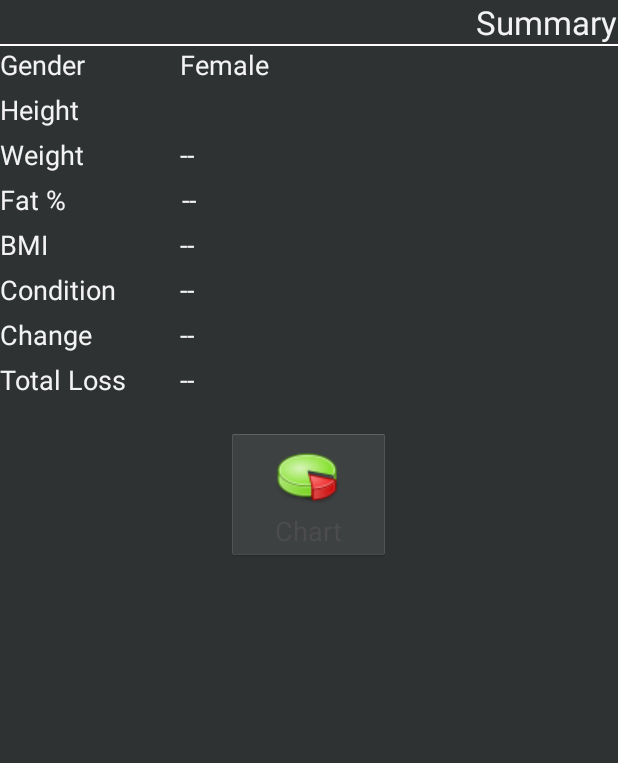
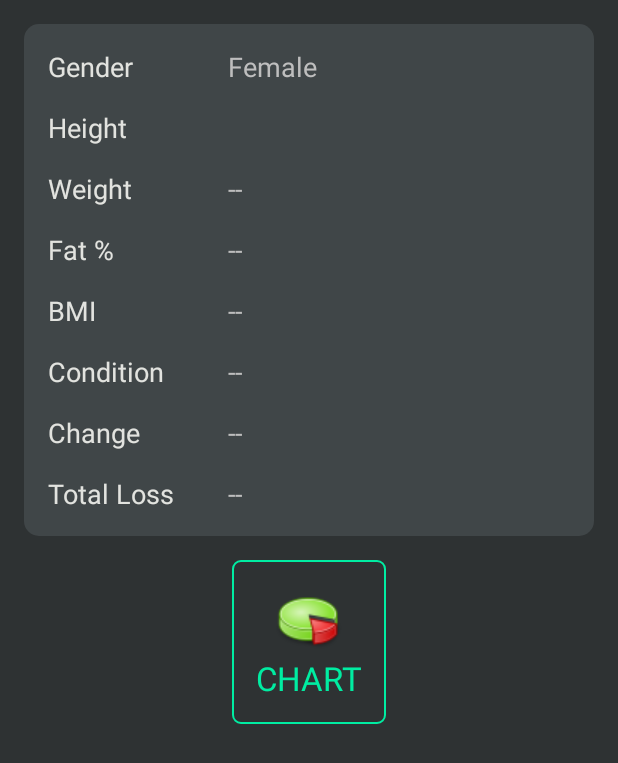
Before and after one commit to diego-said/simple_weight_control, an Android app: the UserSummaryActivity screen opened directly, with no data from a screen before it, on a phone screen of 412 x 824 dp. Shown: the top 763 px of the screen. Run offline under Robolectric (Android 15) with nearby library versions, the phone set to English and light mode, and no system bars; libraries missing offline, so code that uses them is left out: com.google.ads; 7 statements that could not run were skipped.

Commit message:
changing UI

```diff
--- a/app/src/main/res/layout/about.xml
+++ b/app/src/main/res/layout/about.xml
@@ -1,29 +1,42 @@
 <?xml version="1.0" encoding="utf-8"?>
 <ScrollView xmlns:android="http://schemas.android.com/apk/res/android"
-    android:layout_width="fill_parent"
-    android:layout_height="fill_parent"
+    android:layout_width="match_parent"
+    android:layout_height="match_parent"
     android:background="@color/bg_color">
 
     <RelativeLayout
         android:layout_width="match_parent"
         android:layout_height="match_parent"
-        android:background="@drawable/card_default"
-        android:layout_margin="16dp">
+        android:background="@color/bg_color">
+
+        <RelativeLayout
+            android:id="@+id/about"
+            android:layout_width="match_parent"
+            android:layout_height="match_parent"
+            android:layout_margin="16dp"
+            android:background="@drawable/card_default">
 
             <TextView
                 android:id="@+id/textViewAbout"
                 android:layout_width="fill_parent"
                 android:layout_height="wrap_content"
+                android:layout_alignParentTop="true"
+                android:layout_margin="16dp"
                 android:text="@string/about_content"
                 android:textColor="@color/label_text"
-            android:layout_margin="16dp"
-            android:textSize="18sp"
-            android:layout_alignParentTop="true"/>
+                android:textSize="18sp" />
 
             <View
                 android:layout_width="match_parent"
                 android:layout_height="16dp"
-            android:layout_below="@+id/textViewAbout"/>
+                android:layout_below="@+id/textViewAbout" />
+
+        </RelativeLayout>
+
+        <View
+            android:layout_width="match_parent"
+            android:layout_height="wrap_content"
+            android:layout_below="@+id/about" />
 
     </RelativeLayout>
 
--- a/app/src/main/res/layout/user_chart.xml
+++ b/app/src/main/res/layout/user_chart.xml
@@ -1,56 +1,34 @@
 <?xml version="1.0" encoding="utf-8"?>
-<LinearLayout xmlns:android="http://schemas.android.com/apk/res/android"
-    android:layout_width="fill_parent"
-    android:layout_height="fill_parent"
-    android:orientation="vertical" android:background="@color/dark_gray">
+<RelativeLayout xmlns:android="http://schemas.android.com/apk/res/android"
+    android:layout_width="match_parent"
+    android:layout_height="match_parent"
+    android:background="@color/bg_color">
 
+    <RelativeLayout
+        android:id="@+id/chart"
+        android:layout_width="match_parent"
+        android:layout_height="wrap_content"
+        android:layout_alignParentTop="true"
+        android:layout_margin="16dp"
+        android:background="@drawable/card_default">
+
+        <LinearLayout
+            android:id="@+id/linearLayoutData"
+            android:layout_width="wrap_content"
+            android:layout_height="wrap_content"
+            android:layout_alignParentTop="true"
+            android:layout_margin="16dp">
 
             <TextView
-        android:id="@+id/textView1"
-        android:layout_width="wrap_content"
-        android:layout_height="wrap_content"
-        android:layout_gravity="right"
-        android:text="@string/chart"
-        android:textAppearance="?android:attr/textAppearanceLarge" />
-
-    <LinearLayout
-        android:id="@+id/linearLayout1"
-        android:layout_width="fill_parent"
-        android:layout_height="1dp"
-        android:orientation="vertical" android:background="@color/white">
-    </LinearLayout>
-
-
-    <LinearLayout
-        android:id="@+id/linearLayout2"
-        android:layout_width="fill_parent"
-        android:layout_height="match_parent"
-        android:orientation="vertical" >
-
-        <ScrollView
-            android:id="@+id/scrollView1"
-            android:layout_width="match_parent"
-            android:layout_height="wrap_content" >
-
-            <LinearLayout
-                android:layout_width="match_parent"
-                android:layout_height="match_parent" android:orientation="vertical">
-
-
-
-                <LinearLayout
-                    android:layout_width="match_parent"
-                    android:layout_height="wrap_content" >
-
-                    <TextView
-                        android:id="@+id/textView3"
+                android:id="@+id/textViewData"
                 android:layout_width="120dp"
                 android:layout_height="wrap_content"
                 android:text="@string/data"
-                        android:textAppearance="?android:attr/textAppearanceLarge"/>
+                android:textSize="20sp"
+                android:textColor="@color/label_text"/>
 
             <RadioGroup
-                        android:id="@+id/radioGroup2"
+                android:id="@+id/radioGroupData"
                 android:layout_width="wrap_content"
                 android:layout_height="wrap_content" >
 
@@ -73,23 +51,26 @@
                     android:layout_height="wrap_content"
                     android:text="@string/fat_percentage" />
             </RadioGroup>
-
         </LinearLayout>
 
         <LinearLayout
-                    android:id="@+id/linearLayout3"
-                    android:layout_width="fill_parent"
-                    android:layout_height="wrap_content" >
+            android:id="@+id/linearLayoutTime"
+            android:layout_width="wrap_content"
+            android:layout_height="wrap_content"
+            android:layout_below="@+id/linearLayoutData"
+            android:layout_marginLeft="16dp"
+            android:layout_marginRight="16dp">
 
             <TextView
-                        android:id="@+id/textView2"
+                android:id="@+id/textViewTime"
                 android:layout_width="120dp"
                 android:layout_height="wrap_content"
                 android:text="@string/time"
-                        android:textAppearance="?android:attr/textAppearanceLarge" />
+                android:textSize="20sp"
+                android:textColor="@color/label_text"/>
 
             <RadioGroup
-                        android:id="@+id/radioGroup1"
+                android:id="@+id/radioGroupTime"
                 android:layout_width="wrap_content"
                 android:layout_height="wrap_content" >
 
@@ -115,31 +96,27 @@
             </RadioGroup>
         </LinearLayout>
 
-                <LinearLayout
-                    android:id="@+id/linearLayout8"
-                    android:layout_width="fill_parent"
-                    android:layout_height="fill_parent"
-                    android:orientation="vertical" >
+        <View
+            android:layout_width="match_parent"
+            android:layout_height="16dp"
+            android:layout_below="@+id/linearLayoutTime" />
 
-                    <LinearLayout
-                        android:id="@+id/linearLayout9"
-                        android:layout_width="fill_parent"
-                        android:layout_height="20dp"
-                        android:orientation="vertical" >
-                    </LinearLayout>
+    </RelativeLayout>
 
     <Button
         android:id="@+id/buttonConfirm"
-                        android:layout_width="110dp"
+        android:layout_width="match_parent"
         android:layout_height="wrap_content"
-                        android:layout_gravity="center"
+        android:layout_below="@+id/chart"
+        android:layout_marginBottom="16dp"
+        android:layout_marginLeft="16dp"
+        android:layout_marginRight="16dp"
+        android:background="@drawable/btn_default_selector"
         android:onClick="confirmClickHandler"
-                        android:text="@string/button_confirm" />
-                </LinearLayout>
+        android:text="@string/button_confirm"
+        android:textAllCaps="true"
+        android:textColor="@color/btn_default_text_selector"
+        android:textSize="22sp"
+        android:textStyle="normal" />
 
-            </LinearLayout>
-        </ScrollView>
-
-    </LinearLayout>
-
-</LinearLayout>
+</RelativeLayout>
--- a/app/src/main/res/layout/user_summary.xml
+++ b/app/src/main/res/layout/user_summary.xml
@@ -1,269 +1,226 @@
 <?xml version="1.0" encoding="utf-8"?>
-<LinearLayout xmlns:android="http://schemas.android.com/apk/res/android"
-    android:layout_width="fill_parent"
-    android:layout_height="fill_parent"
-    android:orientation="vertical" android:background="@color/dark_gray">
+<RelativeLayout xmlns:android="http://schemas.android.com/apk/res/android"
+    android:layout_width="match_parent"
+    android:layout_height="match_parent"
+    android:background="@color/bg_color">
 
+    <RelativeLayout
+        android:id="@+id/summary"
+        android:layout_width="match_parent"
+        android:layout_height="wrap_content"
+        android:layout_alignParentTop="true"
+        android:layout_margin="16dp"
+        android:background="@drawable/card_default">
+
+        <LinearLayout
+            android:id="@+id/linearLayoutGender"
+            android:layout_width="wrap_content"
+            android:layout_height="wrap_content"
+            android:layout_alignParentTop="true"
+            android:layout_margin="16dp">
 
             <TextView
-        android:id="@+id/textView1"
-        android:layout_width="wrap_content"
-        android:layout_height="wrap_content"
-        android:layout_gravity="right"
-        android:text="@string/summary"
-        android:textAppearance="?android:attr/textAppearanceLarge" />
-
-    <LinearLayout
-        android:id="@+id/linearLayout1"
-        android:layout_width="fill_parent"
-        android:layout_height="1dp"
-        android:orientation="vertical" android:background="@color/white">
-    </LinearLayout>
-
-    <ScrollView
-        android:id="@+id/scrollView1"
-        android:layout_width="match_parent"
-        android:layout_height="0dip"
-        android:layout_weight="0.94" >
-
-        <LinearLayout
-            android:id="@+id/linearLayout2"
-            android:layout_width="fill_parent"
-            android:layout_height="10dp"
-            android:orientation="vertical" >
-
-            <LinearLayout
-                android:id="@+id/linearLayout3"
-                android:layout_width="fill_parent"
-                android:layout_height="wrap_content" >
-
-                <TextView
-                    android:id="@+id/textView2"
+                android:id="@+id/textViewGenderLabel"
                 android:layout_width="120dp"
                 android:layout_height="wrap_content"
                 android:text="@string/gender"
-                    android:textAppearance="?android:attr/textAppearanceMedium" />
+                android:textColor="@color/label_text"
+                android:textSize="18sp" />
 
             <TextView
                 android:id="@+id/textViewGender"
-                    android:layout_width="fill_parent"
+                android:layout_width="wrap_content"
                 android:layout_height="wrap_content"
-                    android:textAppearance="?android:attr/textAppearanceMedium" />
+                android:textSize="18sp" />
         </LinearLayout>
 
         <LinearLayout
-                android:id="@+id/linearLayout4"
-                android:layout_width="fill_parent"
-                android:layout_height="5dp"
-                android:orientation="vertical" >
+            android:id="@+id/linearLayoutHeight"
+            android:layout_width="wrap_content"
+            android:layout_height="wrap_content"
+            android:layout_below="@+id/linearLayoutGender"
+            android:layout_marginBottom="16dp"
+            android:layout_marginLeft="16dp"
+            android:layout_marginRight="16dp">
+
+            <TextView
+                android:id="@+id/textViewHeightLabel"
+                android:layout_width="120dp"
+                android:layout_height="wrap_content"
+                android:text="@string/height"
+                android:textColor="@color/label_text"
+                android:textSize="18sp" />
+
+            <TextView
+                android:id="@+id/textViewHeight"
+                android:layout_width="wrap_content"
+                android:layout_height="wrap_content"
+                android:textSize="18sp" />
         </LinearLayout>
 
         <LinearLayout
-                android:id="@+id/linearLayout5"
-                android:layout_width="fill_parent"
-                android:layout_height="wrap_content" >
+            android:id="@+id/linearLayoutWeight"
+            android:layout_width="wrap_content"
+            android:layout_height="wrap_content"
+            android:layout_below="@+id/linearLayoutHeight"
+            android:layout_marginBottom="16dp"
+            android:layout_marginLeft="16dp"
+            android:layout_marginRight="16dp">
 
             <TextView
-                    android:id="@+id/textView3"
+                android:id="@+id/textViewWeightLabel"
                 android:layout_width="120dp"
                 android:layout_height="wrap_content"
-                    android:text="@string/height"
-                    android:textAppearance="?android:attr/textAppearanceMedium" />
+                android:text="@string/weight"
+                android:textColor="@color/label_text"
+                android:textSize="18sp" />
 
             <TextView
-                    android:id="@+id/textViewHeight"
-                    android:layout_width="fill_parent"
+                android:id="@+id/textViewWeight"
+                android:layout_width="wrap_content"
                 android:layout_height="wrap_content"
-                    android:textAppearance="?android:attr/textAppearanceMedium" />
+                android:textSize="18sp" />
         </LinearLayout>
 
         <LinearLayout
-                android:id="@+id/linearLayout6"
-                android:layout_width="fill_parent"
-                android:layout_height="5dp"
-                android:orientation="vertical" >
+            android:id="@+id/linearLayoutFat"
+            android:layout_width="wrap_content"
+            android:layout_height="wrap_content"
+            android:layout_below="@+id/linearLayoutWeight"
+            android:layout_marginBottom="16dp"
+            android:layout_marginLeft="16dp"
+            android:layout_marginRight="16dp">
+
+            <TextView
+                android:id="@+id/textViewFatLabel"
+                android:layout_width="120dp"
+                android:layout_height="wrap_content"
+                android:text="@string/fat_percentage"
+                android:textColor="@color/label_text"
+                android:textSize="18sp" />
+
+            <TextView
+                android:id="@+id/textViewFat"
+                android:layout_width="wrap_content"
+                android:layout_height="wrap_content"
+                android:textSize="18sp" />
         </LinearLayout>
 
         <LinearLayout
-                android:id="@+id/linearLayout7"
-                android:layout_width="fill_parent"
-                android:layout_height="wrap_content" >
+            android:id="@+id/linearLayoutBmi"
+            android:layout_width="wrap_content"
+            android:layout_height="wrap_content"
+            android:layout_below="@+id/linearLayoutFat"
+            android:layout_marginBottom="16dp"
+            android:layout_marginLeft="16dp"
+            android:layout_marginRight="16dp">
 
             <TextView
-                    android:id="@+id/textView4"
+                android:id="@+id/textViewBmiLabel"
                 android:layout_width="120dp"
                 android:layout_height="wrap_content"
-                    android:text="@string/weight"
-                    android:textAppearance="?android:attr/textAppearanceMedium" />
+                android:text="@string/bmi"
+                android:textColor="@color/label_text"
+                android:textSize="18sp" />
 
             <TextView
-                    android:id="@+id/textViewWeight"
-                    android:layout_width="fill_parent"
+                android:id="@+id/textViewBmi"
+                android:layout_width="wrap_content"
                 android:layout_height="wrap_content"
-                    android:textAppearance="?android:attr/textAppearanceMedium" />
+                android:textSize="18sp" />
         </LinearLayout>
 
         <LinearLayout
-                android:id="@+id/linearLayout8"
-                android:layout_width="fill_parent"
-                android:layout_height="5dp"
-                android:orientation="vertical" >
+            android:id="@+id/linearLayoutCondition"
+            android:layout_width="wrap_content"
+            android:layout_height="wrap_content"
+            android:layout_below="@+id/linearLayoutBmi"
+            android:layout_marginBottom="16dp"
+            android:layout_marginLeft="16dp"
+            android:layout_marginRight="16dp">
+
+            <TextView
+                android:id="@+id/textViewConditionLabel"
+                android:layout_width="120dp"
+                android:layout_height="wrap_content"
+                android:text="@string/condition"
+                android:textColor="@color/label_text"
+                android:textSize="18sp" />
+
+            <TextView
+                android:id="@+id/textViewCondition"
+                android:layout_width="wrap_content"
+                android:layout_height="wrap_content"
+                android:textSize="18sp" />
         </LinearLayout>
 
         <LinearLayout
-                android:id="@+id/linearLayout9"
-                android:layout_width="fill_parent"
-                android:layout_height="wrap_content" >
+            android:id="@+id/linearLayoutChange"
+            android:layout_width="wrap_content"
+            android:layout_height="wrap_content"
+            android:layout_below="@+id/linearLayoutCondition"
+            android:layout_marginBottom="16dp"
+            android:layout_marginLeft="16dp"
+            android:layout_marginRight="16dp">
 
             <TextView
-                    android:id="@+id/textView5"
-                    android:layout_width="121dp"
-                    android:layout_height="wrap_content"
-                    android:text="@string/fat_percentage"
-                    android:textAppearance="?android:attr/textAppearanceMedium" />
-
-                <TextView
-                    android:id="@+id/textViewFat"
-                    android:layout_width="fill_parent"
-                    android:layout_height="wrap_content"
-                    android:textAppearance="?android:attr/textAppearanceMedium" />
-            </LinearLayout>
-
-            <LinearLayout
-                android:id="@+id/linearLayout10"
-                android:layout_width="fill_parent"
-                android:layout_height="5dp"
-                android:orientation="vertical" >
-            </LinearLayout>
-
-            <LinearLayout
-                android:id="@+id/linearLayout11"
-                android:layout_width="fill_parent"
-                android:layout_height="wrap_content" >
-
-                <TextView
-                    android:id="@+id/textView6"
-                    android:layout_width="120dp"
-                    android:layout_height="wrap_content"
-                    android:text="@string/bmi"
-                    android:textAppearance="?android:attr/textAppearanceMedium" />
-
-                <TextView
-                    android:id="@+id/textViewBmi"
-                    android:layout_width="fill_parent"
-                    android:layout_height="wrap_content"
-                    android:textAppearance="?android:attr/textAppearanceMedium" />
-            </LinearLayout>
-
-            <LinearLayout
-                android:id="@+id/linearLayout12"
-                android:layout_width="fill_parent"
-                android:layout_height="5dp"
-                android:orientation="vertical" >
-            </LinearLayout>
-
-            <LinearLayout
-                android:id="@+id/linearLayout13"
-                android:layout_width="fill_parent"
-                android:layout_height="wrap_content" >
-
-                <TextView
-                    android:id="@+id/textView7"
-                    android:layout_width="120dp"
-                    android:layout_height="wrap_content"
-                    android:text="@string/condition"
-                    android:textAppearance="?android:attr/textAppearanceMedium" />
-
-                <TextView
-                    android:id="@+id/textViewCondition"
-                    android:layout_width="fill_parent"
-                    android:layout_height="wrap_content"
-                    android:textAppearance="?android:attr/textAppearanceMedium" />
-            </LinearLayout>
-
-            <LinearLayout
-                android:id="@+id/linearLayout14"
-                android:layout_width="fill_parent"
-                android:layout_height="5dp"
-                android:orientation="vertical" >
-            </LinearLayout>
-
-            <LinearLayout
-                android:id="@+id/linearLayout15"
-                android:layout_width="fill_parent"
-                android:layout_height="wrap_content" >
-
-                <TextView
-                    android:id="@+id/textView8"
+                android:id="@+id/textViewChange"
                 android:layout_width="120dp"
                 android:layout_height="wrap_content"
                 android:text="@string/weight_change"
-                    android:textAppearance="?android:attr/textAppearanceMedium" />
+                android:textColor="@color/label_text"
+                android:textSize="18sp" />
 
             <TextView
                 android:id="@+id/textViewWeightChange"
                 android:layout_width="fill_parent"
                 android:layout_height="wrap_content"
-                    android:textAppearance="?android:attr/textAppearanceMedium" />
+                android:textSize="18sp" />
         </LinearLayout>
 
         <LinearLayout
-                android:id="@+id/linearLayout16"
-                android:layout_width="fill_parent"
-                android:layout_height="5dp"
-                android:orientation="vertical" >
-            </LinearLayout>
-
-            <LinearLayout
-                android:id="@+id/linearLayout17"
-                android:layout_width="fill_parent"
-                android:layout_height="wrap_content" >
+            android:id="@+id/linearLayoutTotalLoss"
+            android:layout_width="wrap_content"
+            android:layout_height="wrap_content"
+            android:layout_below="@+id/linearLayoutChange"
+            android:layout_marginLeft="16dp"
+            android:layout_marginRight="16dp">
 
             <TextView
-                    android:id="@+id/textView9"
+                android:id="@+id/textViewTotalLossLabel"
                 android:layout_width="120dp"
                 android:layout_height="wrap_content"
                 android:text="@string/total_loss"
-                    android:textAppearance="?android:attr/textAppearanceMedium" />
+                android:textColor="@color/label_text"
+                android:textSize="18sp" />
 
             <TextView
                 android:id="@+id/textViewTotalLoss"
-                    android:layout_width="fill_parent"
+                android:layout_width="wrap_content"
                 android:layout_height="wrap_content"
-                    android:textAppearance="?android:attr/textAppearanceMedium" />
+                android:textSize="18sp" />
         </LinearLayout>
 
-            <LinearLayout
-                android:id="@+id/linearLayout18"
-                android:layout_width="fill_parent"
-                android:layout_height="fill_parent"
-                android:orientation="vertical" >
+        <View
+            android:layout_width="match_parent"
+            android:layout_height="16dp"
+            android:layout_below="@+id/linearLayoutTotalLoss" />
 
-                <LinearLayout
-                    android:id="@+id/linearLayout19"
-                    android:layout_width="fill_parent"
-                    android:layout_height="20dp"
-                    android:orientation="vertical" >
-                </LinearLayout>
+    </RelativeLayout>
 
     <Button
         android:id="@+id/buttonChart"
-                    android:layout_width="110dp"
+        android:layout_width="wrap_content"
         android:layout_height="wrap_content"
-                    android:layout_gravity="center"
+        android:layout_below="@+id/summary"
+        android:layout_centerHorizontal="true"
+        android:background="@drawable/btn_default_selector"
         android:drawableTop="@drawable/chart"
         android:onClick="chartClickHandler"
-                    android:text="@string/chart" />
-            </LinearLayout>
+        android:text="@string/chart"
+        android:textAllCaps="true"
+        android:textColor="@color/btn_default_text_selector"
+        android:textSize="22sp"
+        android:textStyle="normal" />
 
-        </LinearLayout>
-
-    </ScrollView>
-
-    <LinearLayout
-        android:id="@+id/adMobLayout"
-        android:layout_width="wrap_content"
-        android:layout_height="wrap_content" >
-    </LinearLayout>
-
-</LinearLayout>
+</RelativeLayout>
```
Lines whose indentation alone changed are shown as unchanged.
